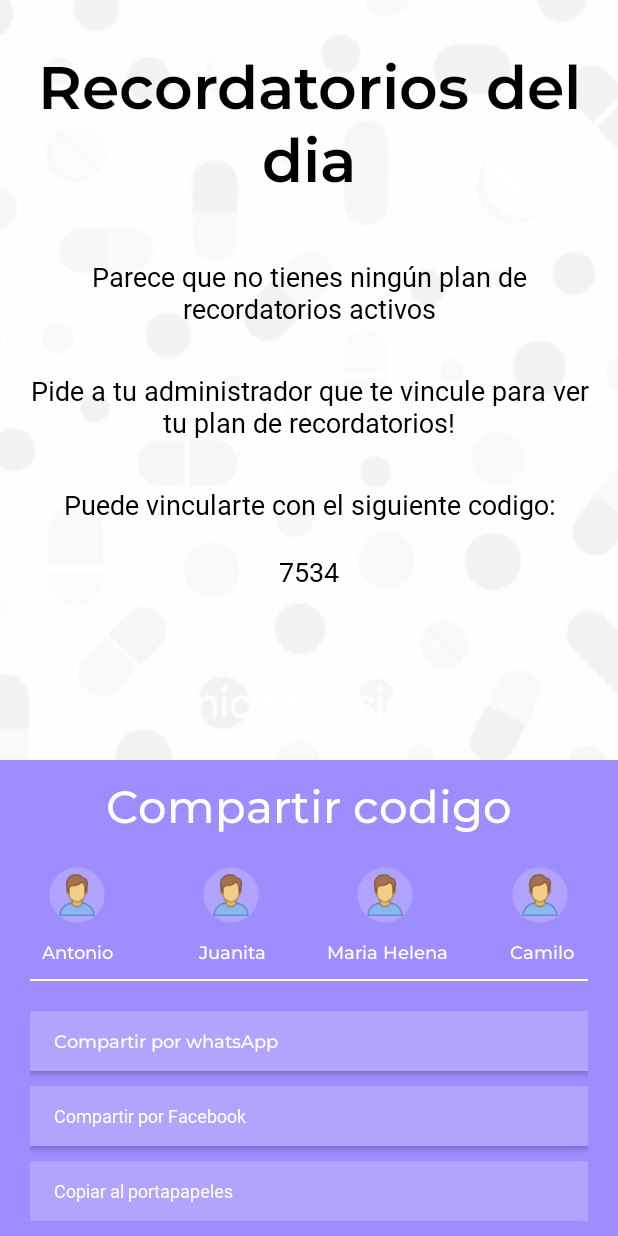
After one commit to jsalguero1/Entrega_final_mejoramiento_UX, an Android app: the layout activity_mi_dia_02.xml on its own in the app's theme, with its tools: preview values and no code run, on a phone screen of 412 x 824 dp. The commit adds this screen. Run offline under Robolectric (Android 15) with nearby library versions, the phone set to English and light mode, and no system bars.

Commit message:
Se agrega segunda pantalla del flujo MiDia.

```diff
--- a/app/src/main/java/com/uniandes/miso/medicarealert/MiDia01Activity.kt
+++ b/app/src/main/java/com/uniandes/miso/medicarealert/MiDia01Activity.kt
@@ -1,6 +1,7 @@
 package com.uniandes.miso.medicarealert
 
 import android.content.Context
+import android.content.Intent
 import android.os.Bundle
 import androidx.appcompat.app.AppCompatActivity
 import com.uniandes.miso.medicarealert.databinding.ActivityMiDia01Binding
@@ -20,8 +21,8 @@ class MiDia01Activity: AppCompatActivity() {
     }
 
     private fun loadMiDia02Activity(context: Context) {
-        //val intent = Intent(context, MiDia02Activity::class.java)
-        //context.startActivity(intent)
-        //finish()
+        val intent = Intent(context, MiDia02Activity::class.java)
+        context.startActivity(intent)
+        finish()
     }
 }
--- /dev/null
+++ b/app/src/main/java/com/uniandes/miso/medicarealert/MiDia02Activity.kt
@@ -0,0 +1,28 @@
+package com.uniandes.miso.medicarealert
+
+import android.content.Context
+import android.os.Bundle
+import androidx.appcompat.app.AppCompatActivity
+import com.uniandes.miso.medicarealert.databinding.ActivityMiDia02Binding
+
+class MiDia02Activity: AppCompatActivity() {
+
+    private lateinit var binding: ActivityMiDia02Binding
+
+    override fun onCreate(savedInstanceState: Bundle?) {
+        super.onCreate(savedInstanceState)
+
+        binding = ActivityMiDia02Binding.inflate(layoutInflater)
+        setContentView(binding.root)
+
+        binding.btnCompartirWsp.setOnClickListener { loadMiDia03Activity(this ) }
+
+    }
+
+    private fun loadMiDia03Activity(context: Context) {
+        //val intent = Intent(context, MiDia03Activity::class.java)
+        //context.startActivity(intent)
+        //finish()
+    }
+
+}
--- /dev/null
+++ b/app/src/main/res/layout/activity_mi_dia_02.xml
@@ -0,0 +1,313 @@
+<?xml version="1.0" encoding="utf-8"?>
+
+<ScrollView xmlns:android="http://schemas.android.com/apk/res/android"
+    xmlns:app="http://schemas.android.com/apk/res-auto"
+    xmlns:tools="http://schemas.android.com/tools"
+    android:layout_width="match_parent"
+    android:layout_height="match_parent"
+    android:fillViewport="true">
+
+    <androidx.constraintlayout.widget.ConstraintLayout
+        android:layout_width="match_parent"
+        android:layout_height="wrap_content"
+        android:gravity="center"
+        android:orientation="vertical"
+        tools:context=".MiDia02Activity">
+
+        <ImageView
+            android:layout_width="0dp"
+            android:layout_height="0dp"
+            android:src="@drawable/login"
+            android:scaleType="centerCrop"
+            app:layout_constraintTop_toTopOf="parent"
+            app:layout_constraintBottom_toBottomOf="parent"
+            app:layout_constraintStart_toStartOf="parent"
+            app:layout_constraintEnd_toEndOf="parent"/>
+
+        <RelativeLayout
+            android:id="@+id/linearLayout"
+            android:layout_width="match_parent"
+            android:layout_height="match_parent"
+            android:orientation="vertical"
+            android:paddingLeft="16dp"
+            android:paddingRight="16dp"
+            android:paddingTop="20dp"
+            android:paddingBottom="10dp"
+            app:layout_constraintStart_toStartOf="parent"
+            app:layout_constraintTop_toTopOf="parent">
+
+            <TextView
+                android:id="@+id/txtLogoName"
+                android:layout_width="wrap_content"
+                android:layout_height="wrap_content"
+                android:layout_marginTop="10dp"
+                android:layout_marginBottom="30dp"
+                android:fontFamily="@font/montserrat_semibold"
+                android:text="Recordatorios del dia"
+                android:textAlignment="center"
+                android:textColor="#000000"
+                android:textSize="40sp"
+                android:layout_centerHorizontal="true"
+                android:layout_gravity="center_horizontal"/>
+
+            <TextView
+                android:id="@+id/txtInfo01"
+                android:layout_width="wrap_content"
+                android:layout_height="wrap_content"
+                android:layout_below="@id/txtLogoName"
+                android:layout_centerHorizontal="true"
+                android:layout_gravity="center_horizontal"
+                android:layout_marginTop="10dp"
+                android:fontFamily="@font/montserrat_regular"
+                android:text="@string/info_01"
+                android:textColor="#000000"
+                android:textSize="18sp"
+                android:gravity="center"/>
+
+            <TextView
+                android:id="@+id/txtInfo02"
+                android:layout_width="wrap_content"
+                android:layout_height="wrap_content"
+                android:layout_below="@id/txtInfo01"
+                android:layout_centerHorizontal="true"
+                android:layout_gravity="center_horizontal"
+                android:layout_marginTop="30dp"
+                android:fontFamily="@font/montserrat_regular"
+                android:text="@string/info_02"
+                android:textColor="#000000"
+                android:textSize="18sp"
+                android:gravity="center"/>
+
+            <TextView
+                android:id="@+id/txtInfo03"
+                android:layout_width="wrap_content"
+                android:layout_height="wrap_content"
+                android:layout_below="@id/txtInfo02"
+                android:layout_centerHorizontal="true"
+                android:layout_gravity="center_horizontal"
+                android:layout_marginTop="30dp"
+                android:fontFamily="@font/montserrat_regular"
+                android:text="@string/info_03"
+                android:textColor="#000000"
+                android:textSize="18sp"
+                android:gravity="center"/>
+
+            <TextView
+                android:id="@+id/txtInfo04"
+                android:layout_width="wrap_content"
+                android:layout_height="wrap_content"
+                android:layout_below="@id/txtInfo03"
+                android:layout_centerHorizontal="true"
+                android:layout_gravity="center_horizontal"
+                android:layout_marginTop="20dp"
+                android:fontFamily="@font/montserrat_regular"
+                android:text="@string/info_04"
+                android:textColor="#000000"
+                android:textSize="18sp" />
+
+        </RelativeLayout>
+
+        <LinearLayout
+            android:id="@+id/linearLayoutFotos"
+            android:layout_width="match_parent"
+            android:layout_height="wrap_content"
+            android:orientation="vertical"
+            android:background="@drawable/border_compartir"
+            android:layout_alignParentBottom="true"
+            app:layout_constraintBottom_toBottomOf="parent"
+            app:layout_constraintEnd_toEndOf="parent">
+
+            <TextView
+                android:id="@+id/txtCompartir"
+                android:layout_width="match_parent"
+                android:layout_height="wrap_content"
+                android:layout_gravity="center"
+                android:layout_marginTop="10dp"
+                android:layout_marginBottom="10dp"
+                android:fontFamily="@font/montserrat_medium"
+                android:text="Compartir codigo"
+                android:textAlignment="center"
+                android:textColor="#FFFFFF"
+                android:textSize="30sp" />
+
+            <LinearLayout
+                android:id="@+id/linearLayoutCompartir"
+                android:layout_width="match_parent"
+                android:layout_height="wrap_content"
+                android:orientation="horizontal"
+                app:layout_constraintBottom_toBottomOf="parent"
+                app:layout_constraintEnd_toEndOf="parent">
+
+                <ImageView
+                    android:id="@+id/imageViewPerson01"
+                    android:layout_width="60dp"
+                    android:layout_height="60dp"
+                    android:layout_weight="1"
+                    android:scaleType="centerInside"
+                    app:srcCompat="@mipmap/person_foreground" />
+
+                <ImageView
+                    android:id="@+id/imageViewPerson02"
+                    android:layout_width="60dp"
+                    android:layout_height="60dp"
+                    android:layout_weight="1"
+                    android:scaleType="centerInside"
+                    app:srcCompat="@mipmap/person_foreground" />
+
+                <ImageView
+                    android:id="@+id/imageViewPerson03"
+                    android:layout_width="60dp"
+                    android:layout_height="60dp"
+                    android:layout_weight="1"
+                    android:scaleType="centerInside"
+                    app:srcCompat="@mipmap/person_foreground" />
+
+                <ImageView
+                    android:id="@+id/imageViewPerson04"
+                    android:layout_width="60dp"
+                    android:layout_height="60dp"
+                    android:layout_weight="1"
+                    android:scaleType="centerInside"
+                    app:srcCompat="@mipmap/person_foreground" />
+
+            </LinearLayout>
+
+            <LinearLayout
+                android:id="@+id/linearLayoutCompartirNombres"
+                android:layout_width="match_parent"
+                android:layout_height="wrap_content"
+                android:orientation="horizontal"
+                app:layout_constraintBottom_toBottomOf="parent"
+                app:layout_constraintEnd_toEndOf="parent">
+
+                <TextView
+                    android:id="@+id/txtNombre01"
+                    android:layout_width="match_parent"
+                    android:layout_height="wrap_content"
+                    android:layout_gravity="center"
+                    android:fontFamily="@font/montserrat_medium"
+                    android:text="Antonio"
+                    android:textAlignment="center"
+                    android:textColor="#FFFFFF"
+                    android:textSize="12sp"
+                    android:layout_weight="1"/>
+
+                <TextView
+                    android:id="@+id/txtNombre02"
+                    android:layout_width="match_parent"
+                    android:layout_height="wrap_content"
+                    android:layout_gravity="center"
+                    android:fontFamily="@font/montserrat_medium"
+                    android:text="Juanita"
+                    android:textAlignment="center"
+                    android:textColor="#FFFFFF"
+                    android:textSize="12sp"
+                    android:layout_weight="1"/>
+
+                <TextView
+                    android:id="@+id/txtNombre03"
+                    android:layout_width="match_parent"
+                    android:layout_height="wrap_content"
+                    android:layout_gravity="center"
+                    android:fontFamily="@font/montserrat_medium"
+                    android:text="Maria Helena"
+                    android:textAlignment="center"
+                    android:textColor="#FFFFFF"
+                    android:textSize="12sp"
+                    android:layout_weight="1"/>
+
+                <TextView
+                    android:id="@+id/txtNombre04"
+                    android:layout_width="match_parent"
+                    android:layout_height="wrap_content"
+                    android:layout_gravity="center"
+                    android:fontFamily="@font/montserrat_medium"
+                    android:text="Camilo"
+                    android:textAlignment="center"
+                    android:textColor="#FFFFFF"
+                    android:textSize="12sp"
+                    android:layout_weight="1"/>
+
+            </LinearLayout>
+
+            <LinearLayout
+                android:id="@+id/linearLayoutCompartirNombresLine"
+                android:layout_width="match_parent"
+                android:layout_height="wrap_content"
+                android:orientation="horizontal"
+                app:layout_constraintBottom_toBottomOf="parent"
+                app:layout_constraintEnd_toEndOf="parent"
+                android:paddingLeft="20dp"
+                android:paddingRight="20dp"
+                android:paddingTop="10dp">
+
+                <com.google.android.material.divider.MaterialDivider
+                    style="@style/Widget.App.MaterialDivider"
+                    android:layout_height="wrap_content"
+                    android:layout_width="wrap_content"
+                    android:layout_gravity="center"
+                    android:layout_weight="1"/>
+
+            </LinearLayout>
+
+            <LinearLayout
+                android:id="@+id/linearLayoutCompartirBotones"
+                android:layout_width="match_parent"
+                android:layout_height="wrap_content"
+                android:orientation="vertical"
+                app:layout_constraintBottom_toBottomOf="parent"
+                app:layout_constraintEnd_toEndOf="parent"
+                android:paddingLeft="20dp"
+                android:paddingRight="20dp"
+                android:paddingTop="10dp"
+                android:paddingBottom="10dp">
+
+                <androidx.appcompat.widget.AppCompatButton
+                    android:id="@+id/btnCompartirWsp"
+                    android:layout_width="380dp"
+                    android:layout_height="40dp"
+                    android:layout_marginTop="10dp"
+                    android:background="@drawable/border_compartir_02"
+                    android:fontFamily="@font/montserrat_medium"
+                    android:text="Compartir por whatsApp"
+                    android:gravity="center_vertical"
+                    android:textSize="12sp"
+                    android:textAllCaps="false"
+                    android:textColor="#FFFFFF"
+                    android:paddingStart="16dp"/>
+
+                <androidx.appcompat.widget.AppCompatButton
+                    android:id="@+id/btnCompartirFacebook"
+                    android:layout_width="380dp"
+                    android:layout_height="40dp"
+                    android:layout_marginTop="10dp"
+                    android:background="@drawable/border_compartir_02"
+                    android:fontFamily="@font/montserrat_regular"
+                    android:text="Compartir por Facebook"
+                    android:gravity="center_vertical"
+                    android:textSize="12sp"
+                    android:textAllCaps="false"
+                    android:textColor="#FFFFFF"
+                    android:paddingStart="16dp"/>
+
+                <androidx.appcompat.widget.AppCompatButton
+                    android:id="@+id/btnCopiar"
+                    android:layout_width="380dp"
+                    android:layout_height="40dp"
+                    android:layout_marginTop="10dp"
+                    android:background="@drawable/border_compartir_02"
+                    android:fontFamily="@font/montserrat_regular"
+                    android:text="Copiar al portapapeles"
+                    android:gravity="center_vertical"
+                    android:textSize="12sp"
+                    android:textAllCaps="false"
+                    android:textColor="#FFFFFF"
+                    android:paddingStart="16dp"/>
+
+            </LinearLayout>
+
+        </LinearLayout>
+
+
+    </androidx.constraintlayout.widget.ConstraintLayout>
+</ScrollView>
```
